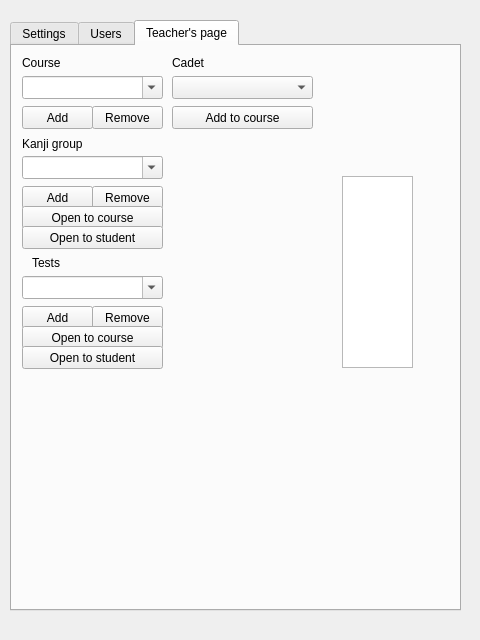
Before: the Qt Designer form src/kanjitoolswindow.ui in mihaly4/KanjiTools, drawn with Qt 5.
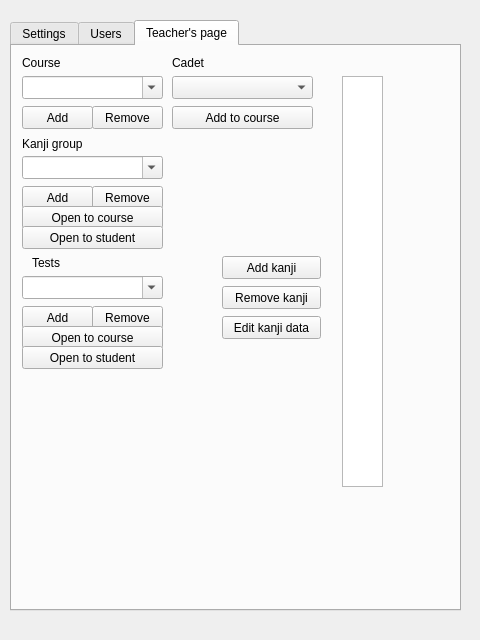
After: the same form once the commit is applied.

Commit message: Added kanji dialog.

What changed in the file:
```diff
--- a/src/kanjitoolswindow.ui
+++ b/src/kanjitoolswindow.ui
@@ -275,9 +275,9 @@
       <property name="geometry">
        <rect>
         <x>330</x>
-        <y>130</y>
-        <width>71</width>
-        <height>192</height>
+        <y>30</y>
+        <width>41</width>
+        <height>411</height>
        </rect>
       </property>
      </widget>
@@ -359,6 +359,45 @@
        <string>Open to student</string>
       </property>
      </widget>
+     <widget class="QPushButton" name="pushButton_16">
+      <property name="geometry">
+       <rect>
+        <x>210</x>
+        <y>210</y>
+        <width>99</width>
+        <height>23</height>
+       </rect>
+      </property>
+      <property name="text">
+       <string>Add kanji</string>
+      </property>
+     </widget>
+     <widget class="QPushButton" name="pushButton_17">
+      <property name="geometry">
+       <rect>
+        <x>210</x>
+        <y>240</y>
+        <width>99</width>
+        <height>23</height>
+       </rect>
+      </property>
+      <property name="text">
+       <string>Remove kanji</string>
+      </property>
+     </widget>
+     <widget class="QPushButton" name="pushButton_18">
+      <property name="geometry">
+       <rect>
+        <x>210</x>
+        <y>270</y>
+        <width>99</width>
+        <height>23</height>
+       </rect>
+      </property>
+      <property name="text">
+       <string>Edit kanji data</string>
+      </property>
+     </widget>
     </widget>
    </widget>
   </widget>
```
The commit also changes 11 other files.
